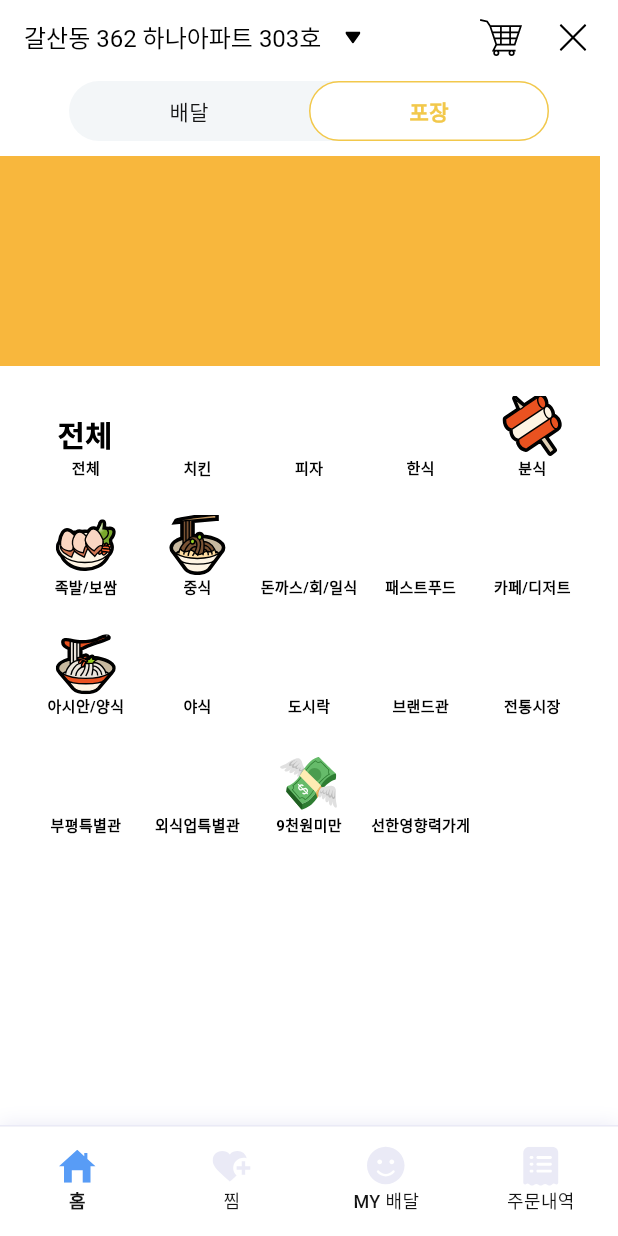
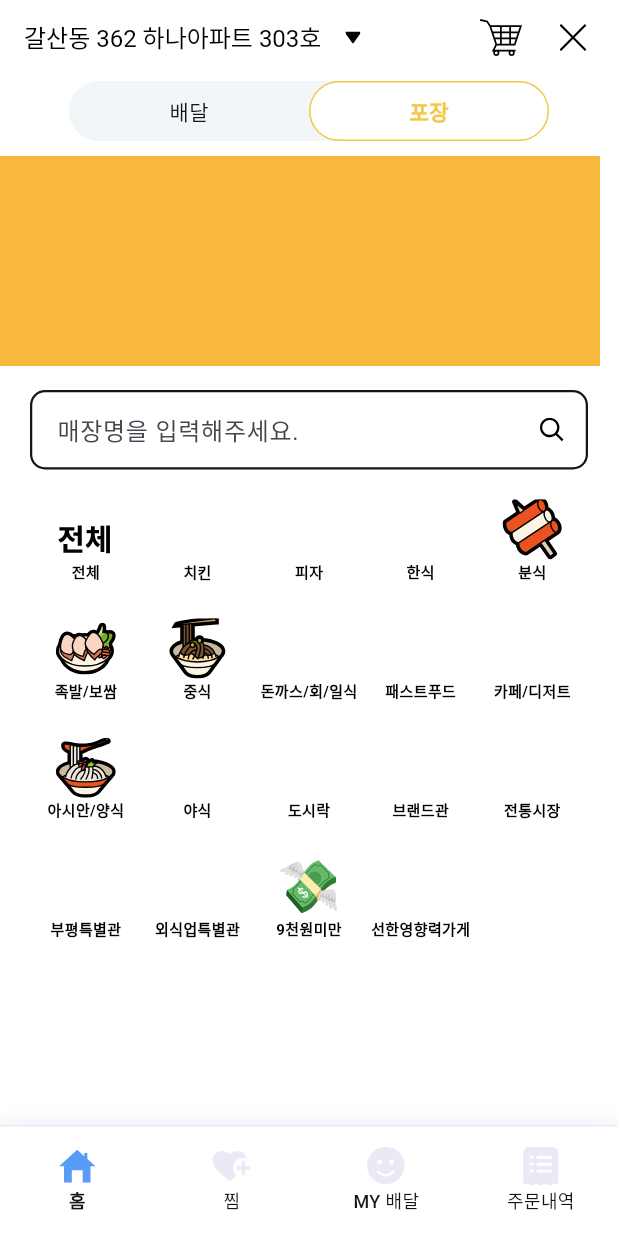
Before and after one commit to FarmSystem3th/T08_Client, a Flutter app: the screen it shows after launch, on a phone screen of 412 x 824 dp. Run offline on Flutter 3.47's test engine with Material 3 defaults, Android fonts, the phone set to English and light mode, and no system bars; our stand-ins replace cached_network_image, extended_nested_scroll_view, flutter_native_splash, flutter_svg, get, get_storage and 3 more; Roboto replaces fonts that are missing (SUIT); project files that could hold a hidden picture were left out.

Commit message:
✨ feat/#4: add search bar
Signed-off-by: EunJiJung <bianbbc87@gmail.com>

```diff
--- a/lib/app/config/color_system.dart
+++ b/lib/app/config/color_system.dart
@@ -35,7 +35,7 @@ abstract class ColorSystem {
       50: Color(0xFFF1FFF4),
     },
   );
-  static const int _primaryValue = 0xFF00C579;
+  static const int _primaryValue = 0xFFF2C84B;
 
   /// Secondary Color
   static const MaterialColor secondary = MaterialColor(
--- a/lib/presentation/view/home/home_screen.dart
+++ b/lib/presentation/view/home/home_screen.dart
@@ -1,5 +1,6 @@
 import 'package:farm04_modeul/core/view/base_screen.dart';
 import 'package:farm04_modeul/app/config/color_system.dart';
+import 'package:farm04_modeul/presentation/view/home/widget/food_category/component/home_search_store_bar.dart';
 import 'package:farm04_modeul/presentation/view/home/widget/food_category/home_food_category_list_view.dart';
 import 'package:farm04_modeul/presentation/view/home/widget/header/home_top_banner_view.dart';
 import 'package:farm04_modeul/presentation/view/home/widget/header/home_type_toggle_button.dart';
@@ -32,6 +33,8 @@ class HomeScreen extends BaseScreen<HomeFoodCategoryViewModel>{
           ),
           const SizedBox(height: 10),
           HomeTopBannerView(),
+          const SizedBox(height: 16),
+          HomeSearchStoreBar(),
           const SizedBox(height: 20),
           Expanded(
             child: HomeFoodCategoryListView(),
--- a/lib/presentation/view/home/widget/food_category/component/home_search_store_bar.dart
+++ b/lib/presentation/view/home/widget/food_category/component/home_search_store_bar.dart
@@ -0,0 +1,14 @@
+import 'package:farm04_modeul/presentation/view/home/widget/food_category/component/widget/search_bar_view.dart';
+import 'package:flutter/material.dart';
+
+class HomeSearchStoreBar extends StatelessWidget {
+  const HomeSearchStoreBar({
+    super.key,
+  });
+
+
+  @override
+  Widget build(BuildContext context) {
+    return SearchBarView();
+  }
+}
--- /dev/null
+++ b/lib/presentation/view/home/widget/food_category/component/widget/search_bar_view.dart
@@ -0,0 +1,67 @@
+import 'package:farm04_modeul/presentation/widget/image/svg_image_box.dart';
+import 'package:flutter/material.dart';
+import 'package:farm04_modeul/app/config/color_system.dart';
+import 'package:get/get.dart';
+
+class SearchBarView extends StatefulWidget {
+  const SearchBarView({
+    super.key,
+  });
+
+  @override
+  State<SearchBarView> createState() => _SearchBarViewState();
+}
+
+class _SearchBarViewState extends State<SearchBarView> {
+  final TextEditingController _controller = TextEditingController();
+
+  @override
+  void dispose() {
+    super.dispose();
+
+    _controller.dispose();
+  }
+
+  @override
+  Widget build(BuildContext context) {
+    return Padding(
+      padding: const EdgeInsets.symmetric(horizontal: 20.0),
+      child: TextFormField(
+        onChanged: (value) {
+          // 검색어가 있는 경우 icon 추가
+        },
+        onFieldSubmitted: (value) {
+            Get.toNamed('/store-list', arguments: {'name': value});
+        },
+        decoration: InputDecoration(
+          contentPadding: const EdgeInsets.symmetric(vertical: 14.0, horizontal: 14.0), // 높이, 너비 조절
+          hintText: '매장명을 입력해주세요.',
+          border: OutlineInputBorder(
+            borderRadius: BorderRadius.circular(10.0),
+            borderSide: const BorderSide(color: ColorSystem.black, width: 1.5),
+          ),
+          focusedBorder: OutlineInputBorder(
+            borderRadius: BorderRadius.circular(10.0),
+            borderSide:
+            const BorderSide(color: ColorSystem.primary, width: 1.5),
+          ),
+          enabledBorder: OutlineInputBorder(
+            borderRadius: BorderRadius.circular(10.0),
+            borderSide: const BorderSide(color: ColorSystem.black, width: 1.5),
+          ),
+          hoverColor: ColorSystem.black,
+          suffixIcon: Container(
+            padding: const EdgeInsets.all(16), // 아이콘 주변에 여백을 추가하여 크기를 조정
+            child: SvgImageBox(
+              assetPath: 'assets/icons/home_list_search_icon.svg',
+              width: 14,
+              height: 14,
+              color: ColorSystem.black,
+            ),
+          ),
+        ),
+        cursorColor: ColorSystem.black,
+      ),
+    );
+  }
+}
--- a/lib/presentation/view/home/widget/header/home_top_banner_view.dart
+++ b/lib/presentation/view/home/widget/header/home_top_banner_view.dart
@@ -38,5 +38,4 @@ class HomeTopBannerView extends BaseWidget<HomeHeaderViewModel> {
       },
     );
   }
-
 }
```
Also changed, not shown: assets/icons/home_list_search_icon.svg (added).
